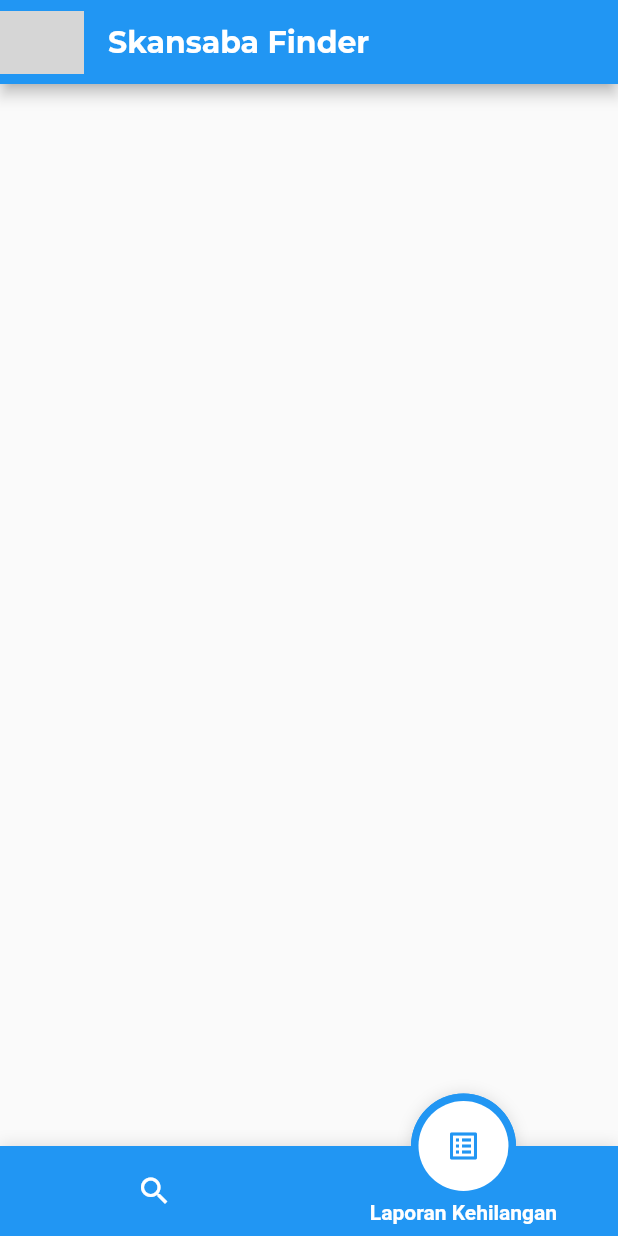
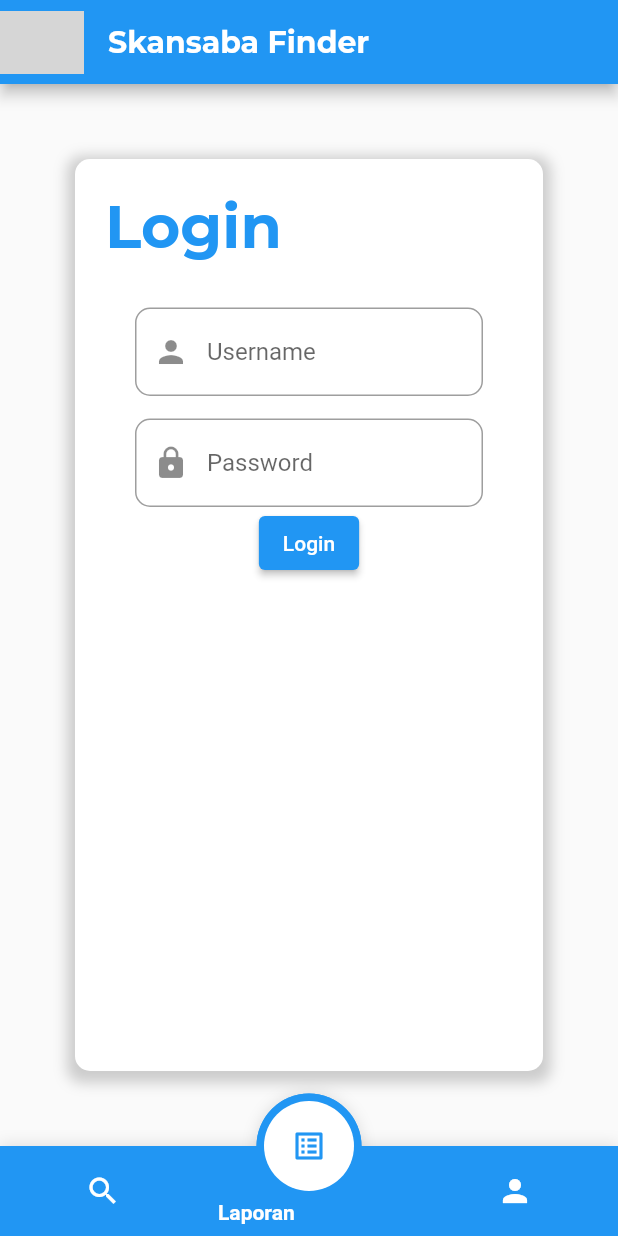
Before and after one commit to Maru-Yasa/skansaba-finder-UI, a Flutter app: the screen it shows after launch, item 2 of the bottom bar chosen, on a phone screen of 412 x 824 dp. Run offline on Flutter 3.47's test engine with Material 2 defaults, Android fonts, the light colour scheme and no system bars; drawn by our look-alikes of fancy_bottom_navigation; our stand-ins replace google_fonts; grey boxes are pictures that could not be loaded.

Commit message:
make login page

```diff
--- /dev/null
+++ b/lib/components/my_container.dart
@@ -0,0 +1,35 @@
+// ignore_for_file: prefer_const_literals_to_create_immutables
+// ignore_for_file: prefer_const_constructors
+import 'package:flutter/material.dart';
+import 'package:google_fonts/google_fonts.dart';
+
+class MyContainer extends StatelessWidget {
+  final Widget? child;
+  final EdgeInsets? margin;
+  const MyContainer({Key? key, Widget? this.child, EdgeInsets? this.margin})
+      : super(key: key);
+
+  @override
+  Widget build(BuildContext context) {
+    return Container(
+      margin: this.margin,
+      decoration: BoxDecoration(
+        color: Colors.white,
+        borderRadius: BorderRadius.only(
+            topLeft: Radius.circular(10),
+            topRight: Radius.circular(10),
+            bottomLeft: Radius.circular(10),
+            bottomRight: Radius.circular(10)),
+        boxShadow: [
+          BoxShadow(
+            color: Colors.grey.withOpacity(0.5),
+            spreadRadius: 5,
+            blurRadius: 7,
+            offset: Offset(0, 3), // changes position of shadow
+          ),
+        ],
+      ),
+      child: this.child,
+    );
+  }
+}
--- /dev/null
+++ b/lib/components/my_form_field.dart
@@ -0,0 +1,41 @@
+// ignore_for_file: prefer_const_literals_to_create_immutables
+// ignore_for_file: prefer_const_constructors
+import 'package:flutter/material.dart';
+import 'package:google_fonts/google_fonts.dart';
+
+class MyFormField extends StatelessWidget {
+  final EdgeInsets? margin;
+  final void Function(String?)? onSaved;
+  final String? Function(String?)? validator;
+  final bool isObscure;
+  final String? hint;
+  final Icon? prefixIcon;
+
+  const MyFormField({
+    Key? key,
+    EdgeInsets? this.margin,
+    void Function(String?)? this.onSaved,
+    String? Function(String?)? this.validator,
+    String? this.hint,
+    bool this.isObscure = true,
+    Icon? this.prefixIcon,
+  }) : super(key: key);
+
+  @override
+  Widget build(BuildContext context) {
+    return Container(
+      margin: margin,
+      padding: EdgeInsets.only(top: 0, bottom: 0, left: 10, right: 10),
+      child: TextFormField(
+        obscureText: isObscure,
+        decoration: InputDecoration(
+            hintText: hint,
+            prefixIcon: prefixIcon,
+            border: OutlineInputBorder(
+                borderRadius: BorderRadius.all(Radius.circular(10)))),
+        validator: validator,
+        onSaved: onSaved,
+      ),
+    );
+  }
+}
--- /dev/null
+++ b/lib/models/login_model.dart
@@ -0,0 +1,4 @@
+class LoginModel {
+  String? username;
+  String? password;
+}
--- a/lib/screens/home_screen.dart
+++ b/lib/screens/home_screen.dart
@@ -6,8 +6,14 @@ import '../components/postingan.dart';
 import 'package:fancy_bottom_navigation/fancy_bottom_navigation.dart';
 import './laporan_kehilangan_screen.dart';
 import './barang_hilang_screen.dart';
+import './profile_screen.dart';
+import './login_screen.dart';
 
-var page = <Widget>[BarangHilangScreen(), LaporanKehilanganScreen()];
+var page = <Widget>[
+  BarangHilangScreen(),
+  LaporanKehilanganScreen(),
+  ProfileScreen()
+];
 
 class HomeScreen extends StatefulWidget {
   const HomeScreen({Key? key}) : super(key: key);
@@ -33,7 +39,7 @@ class _HomeScreenState extends State<HomeScreen> {
           ),
         ),
       ),
-      body: page[currentPage],
+      body: LoginScreen(),
       bottomNavigationBar: FancyBottomNavigation(
         barBackgroundColor: Colors.blue,
         textColor: Colors.white,
@@ -49,6 +55,10 @@ class _HomeScreenState extends State<HomeScreen> {
             iconData: Icons.list_alt,
             title: 'Laporan Kehilangan',
           ),
+          TabData(
+            iconData: Icons.person,
+            title: 'Profile',
+          ),
         ],
         onTabChangedListener: (index) {
           setState(() {
--- /dev/null
+++ b/lib/screens/login_screen.dart
@@ -0,0 +1,98 @@
+// ignore_for_file: prefer_const_literals_to_create_immutables
+// ignore_for_file: prefer_const_constructors
+import 'package:flutter/material.dart';
+import 'package:google_fonts/google_fonts.dart';
+import '../components/my_container.dart';
+import '../components/my_form_field.dart';
+import '../models/login_model.dart';
+
+class LoginScreen extends StatefulWidget {
+  LoginScreen({Key? key}) : super(key: key);
+
+  @override
+  State<LoginScreen> createState() => _LoginScreenState();
+}
+
+class _LoginScreenState extends State<LoginScreen> {
+  final _formKey = GlobalKey<FormState>();
+  final model = LoginModel();
+
+  @override
+  Widget build(BuildContext context) {
+    return Scaffold(
+      body: Padding(
+        padding: EdgeInsets.all(50),
+        child: MyContainer(
+          child: Column(
+            mainAxisAlignment: MainAxisAlignment.start,
+            crossAxisAlignment: CrossAxisAlignment.stretch,
+            children: [
+              Container(
+                  margin: EdgeInsets.all(20),
+                  child: Text(
+                    "Login",
+                    style: GoogleFonts.montserrat(
+                      textStyle: TextStyle(
+                          color: Colors.blue,
+                          fontSize: 40.0,
+                          fontWeight: FontWeight.bold),
+                    ),
+                  )),
+              Container(
+                margin: EdgeInsets.all(10),
+                child: Form(
+                    key: _formKey,
+                    child: Column(
+                      children: [
+                        MyFormField(
+                            isObscure: false,
+                            prefixIcon: Icon(Icons.person),
+                            hint: "Username",
+                            validator: (String? value) {
+                              if (value!.isEmpty) {
+                                return 'Please enter an username';
+                              }
+                              return null;
+                            },
+                            onSaved: (value) {
+                              this.model.username = value;
+                            },
+                            margin: EdgeInsets.only(right: 20, left: 20)),
+                        MyFormField(
+                            isObscure: true,
+                            prefixIcon: Icon(Icons.lock),
+                            hint: "Password",
+                            validator: (String? value) {
+                              if (value!.isEmpty) {
+                                return 'Please enter password';
+                              }
+                              return null;
+                            },
+                            onSaved: (value) {
+                              this.model.password = value;
+                            },
+                            margin:
+                                EdgeInsets.only(right: 20, left: 20, top: 15)),
+                        ElevatedButton(
+                            onPressed: () {
+                              // Validate returns true if the form is valid, or false otherwise.
+                              if (_formKey.currentState!.validate()) {
+                                // If the form is valid, display a snackbar. In the real world,
+                                // you'd often call a server or save the information in a database.
+                                ScaffoldMessenger.of(context).showSnackBar(
+                                  const SnackBar(
+                                      content: Text('Processing Data')),
+                                );
+                              }
+                            },
+                            child: Text('Login'))
+                      ],
+                    )),
+              )
+            ],
+          ),
+        ),
+      ),
+    );
+  }
+}
```
Also changed, not shown: lib/components/postingan.dart (+7 -1 lines), lib/screens/profile_screen.dart (added, +22 -0 lines), lib/screens/selengkapnya_screen.dart (+47 -1 lines).
